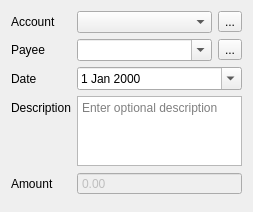
JakubFranek/Kapytal, file src/views/ui_files/dialogs/refund_transaction_dialog.ui: the form before one commit.
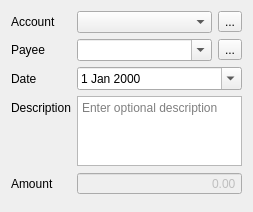
The form after the commit.

What changed in the file:
```diff
--- a/src/views/ui_files/dialogs/refund_transaction_dialog.ui
+++ b/src/views/ui_files/dialogs/refund_transaction_dialog.ui
@@ -188,7 +188,7 @@
         <bool>false</bool>
        </property>
        <property name="alignment">
-        <set>Qt::AlignLeading|Qt::AlignLeft|Qt::AlignVCenter</set>
+        <set>Qt::AlignRight|Qt::AlignTrailing|Qt::AlignVCenter</set>
        </property>
        <property name="readOnly">
         <bool>false</bool>
```
